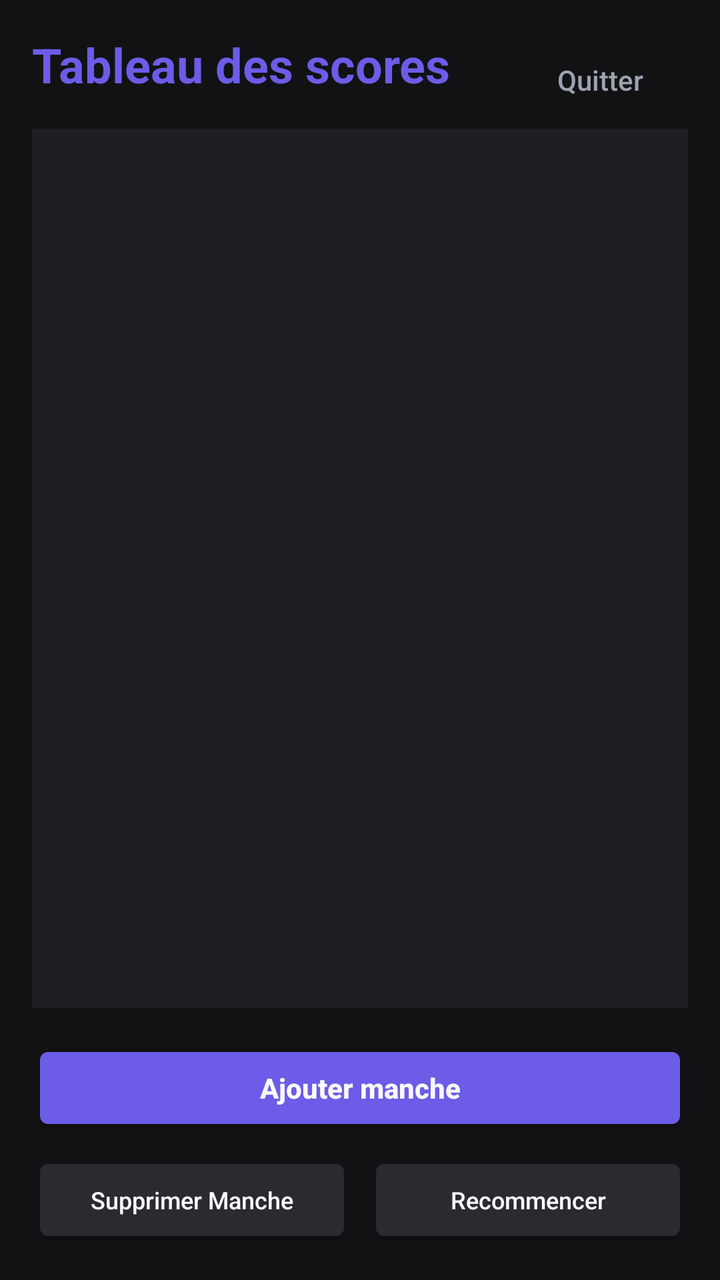
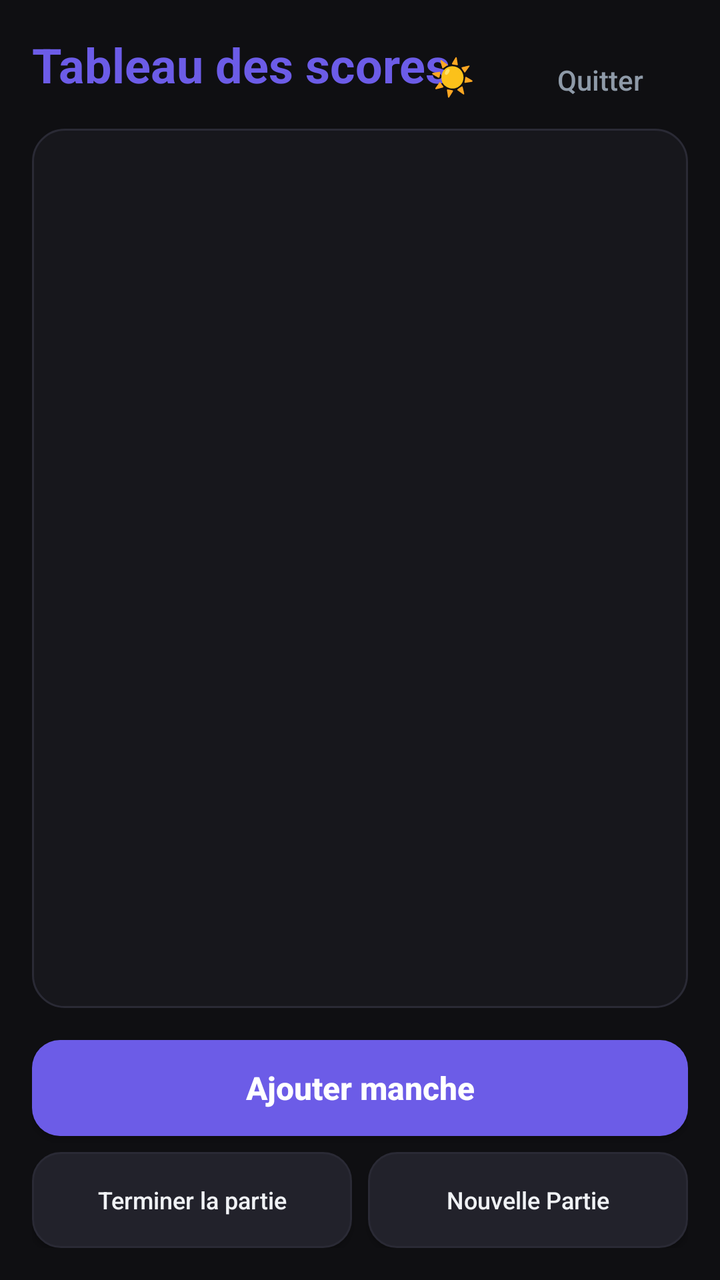

Before-and-after screenshots of an Android layout around one commit, followed by the original layout XML and the change that was made.
<!-- AndroidManifest.xml: application theme AppTheme -->
<!-- res/layout/screen_scoreboard.xml -->
<?xml version="1.0" encoding="utf-8"?>
<RelativeLayout xmlns:android="http://schemas.android.com/apk/res/android"
    android:layout_width="match_parent"
    android:layout_height="match_parent"
    android:background="@color/bg"
    android:padding="16dp">

    
    <TextView
        android:id="@+id/tv_scoreboard_title"
        android:layout_width="wrap_content"
        android:layout_height="wrap_content"
        android:text="@string/scoreboard"
        android:textSize="24sp"
        android:textStyle="bold"
        android:textColor="@color/primary"
        android:layout_alignParentTop="true"
        android:layout_alignParentStart="true"
        android:layout_marginBottom="16dp"/>

    <Button
        android:id="@+id/btn_quit_game"
        android:layout_width="wrap_content"
        android:layout_height="wrap_content"
        android:text="Quitter"
        android:textColor="@color/text_secondary"
        android:background="?android:attr/selectableItemBackground"
        android:layout_alignParentTop="true"
        android:layout_alignParentEnd="true"
        android:textSize="14sp"
        android:textAllCaps="false"/>

    
    <HorizontalScrollView
        android:id="@+id/h_scroll_table"
        android:layout_width="match_parent"
        android:layout_height="match_parent"
        android:layout_below="@id/tv_scoreboard_title"
        android:layout_above="@+id/btn_group"
        android:layout_marginBottom="16dp"
        android:background="@color/surface"
        android:padding="8dp">

        <ScrollView
            android:layout_width="wrap_content"
            android:layout_height="match_parent"
            android:fillViewport="true">

            <TableLayout
                android:id="@+id/table_scoreboard"
                android:layout_width="wrap_content"
                android:layout_height="wrap_content"
                android:divider="?android:attr/listDivider"
                android:showDividers="middle">
                
            </TableLayout>
        </ScrollView>
    </HorizontalScrollView>

    
    <LinearLayout
        android:id="@+id/btn_group"
        android:layout_width="match_parent"
        android:layout_height="wrap_content"
        android:orientation="vertical"
        android:layout_alignParentBottom="true">

        <Button
            android:id="@+id/btn_add_round"
            android:layout_width="match_parent"
            android:layout_height="wrap_content"
            android:text="@string/add_round"
            android:textColor="@color/text_primary"
            android:backgroundTint="@color/primary"
            android:layout_marginBottom="8dp"
            android:padding="12dp"
            android:textAllCaps="false"
            android:textStyle="bold"/>

        <LinearLayout
            android:layout_width="match_parent"
            android:layout_height="wrap_content"
            android:orientation="horizontal">

            <Button
                android:id="@+id/btn_delete_round"
                android:layout_width="0dp"
                android:layout_height="wrap_content"
                android:layout_weight="1"
                android:text="Supprimer Manche"
                android:textColor="@color/text_primary"
                android:backgroundTint="@color/surface_card"
                android:layout_marginEnd="4dp"
                android:padding="10dp"
                android:textSize="12sp"
                android:textAllCaps="false"/>

            <Button
                android:id="@+id/btn_reset_game"
                android:layout_width="0dp"
                android:layout_height="wrap_content"
                android:layout_weight="1"
                android:text="Recommencer"
                android:textColor="@color/text_primary"
                android:backgroundTint="@color/surface_card"
                android:layout_marginStart="4dp"
                android:padding="10dp"
                android:textSize="12sp"
                android:textAllCaps="false"/>

        </LinearLayout>
    </LinearLayout>

    
    <FrameLayout
        android:id="@+id/overlay_winner"
        android:layout_width="match_parent"
        android:layout_height="match_parent"
        android:background="#DD000000"
        android:visibility="gone"
        android:clickable="true"
        android:focusable="true">

        <LinearLayout
            android:layout_width="wrap_content"
            android:layout_height="wrap_content"
            android:layout_gravity="center"
            android:orientation="vertical"
            android:padding="24dp"
            android:background="@color/surface"
            android:gravity="center"
            android:elevation="8dp">

            <TextView
                android:layout_width="wrap_content"
                android:layout_height="wrap_content"
                android:text="🏆"
                android:textSize="64sp"
                android:layout_marginBottom="16dp"/>

            <TextView
                android:layout_width="wrap_content"
                android:layout_height="wrap_content"
                android:text="@string/game_over"
                android:textSize="24sp"
                android:textStyle="bold"
                android:textColor="@color/accent"
                android:layout_marginBottom="8dp"/>

            <TextView
                android:id="@+id/tv_winner_details"
                android:layout_width="wrap_content"
                android:layout_height="wrap_content"
                android:text="Gagnant"
                android:textColor="@color/text_primary"
                android:textSize="18sp"
                android:gravity="center"
                android:layout_marginBottom="24dp"/>

            <Button
                android:id="@+id/btn_winner_ok"
                android:layout_width="wrap_content"
                android:layout_height="wrap_content"
                android:text="Fermer"
                android:backgroundTint="@color/primary"
                android:textColor="@color/text_primary"
                android:paddingLeft="24dp"
                android:paddingRight="24dp"
                android:textAllCaps="false"/>
        </LinearLayout>
    </FrameLayout>

</RelativeLayout>
<!-- resources referenced by this layout -->
<resources>
  <color name="accent">#FF00D2D3</color>
  <color name="bg">#FF121214</color>
  <color name="primary">#FF6C5CE7</color>
  <color name="surface">#FF1F1F23</color>
  <color name="surface_card">#FF2A2A30</color>
  <color name="text_primary">#FFF9FAFB</color>
  <color name="text_secondary">#FF9CA3AF</color>
  <string name="add_round">Ajouter manche</string>
  <string name="game_over">Partie Terminée</string>
  <string name="scoreboard">Tableau des scores</string>
  <style name="AppTheme" parent="@android:style/Theme.DeviceDefault.NoActionBar">
          <item name="android:windowBackground">@color/bg</item>
          <item name="android:textColorPrimary">@color/text_primary</item>
          <item name="android:textColorSecondary">@color/text_secondary</item>
          <item name="android:colorAccent">@color/accent</item>
          <item name="android:colorPrimary">@color/primary</item>
          <item name="android:colorPrimaryDark">@color/primary_dark</item>
          <item name="android:statusBarColor">@color/bg</item>
          <item name="android:navigationBarColor">@color/bg</item>
      </style>
  <color name="primary_dark">#FF5B4BC4</color>
</resources>

<!-- the commit's change to res/layout/screen_scoreboard.xml (unified diff, before → after) -->
@@ -2,7 +2,7 @@
 <RelativeLayout xmlns:android="http://schemas.android.com/apk/res/android"
     android:layout_width="match_parent"
     android:layout_height="match_parent"
-    android:background="@color/bg"
+    android:background="?attr/themeBg"
     android:padding="16dp">
 
     
@@ -13,7 +13,7 @@
         android:text="@string/scoreboard"
         android:textSize="24sp"
         android:textStyle="bold"
-        android:textColor="@color/primary"
+        android:textColor="?attr/themePrimary"
         android:layout_alignParentTop="true"
         android:layout_alignParentStart="true"
         android:layout_marginBottom="16dp"/>
@@ -23,12 +23,27 @@
         android:layout_width="wrap_content"
         android:layout_height="wrap_content"
         android:text="Quitter"
-        android:textColor="@color/text_secondary"
+        android:textColor="?attr/themeTextSecondary"
         android:background="?android:attr/selectableItemBackground"
         android:layout_alignParentTop="true"
         android:layout_alignParentEnd="true"
         android:textSize="14sp"
         android:textAllCaps="false"/>
+
+    <Button
+        android:id="@+id/btn_theme_toggle"
+        android:layout_width="44dp"
+        android:layout_height="44dp"
+        android:text="☀️"
+        android:textSize="18sp"
+        android:background="?android:attr/selectableItemBackgroundBorderless"
+        android:layout_alignParentTop="true"
+        android:layout_toStartOf="@id/btn_quit_game"
+        android:layout_marginEnd="8dp"
+        android:minWidth="0dp"
+        android:minHeight="0dp"
+        android:padding="0dp"
+        android:contentDescription="Changer le thème"/>
 
     
     <HorizontalScrollView
@@ -38,7 +53,7 @@
         android:layout_below="@id/tv_scoreboard_title"
         android:layout_above="@+id/btn_group"
         android:layout_marginBottom="16dp"
-        android:background="@color/surface"
+        android:background="@drawable/bg_rounded_card"
         android:padding="8dp">
 
         <ScrollView
@@ -70,12 +85,13 @@
             android:layout_width="match_parent"
             android:layout_height="wrap_content"
             android:text="@string/add_round"
-            android:textColor="@color/text_primary"
-            android:backgroundTint="@color/primary"
+            android:textColor="#FFFFFFFF"
+            android:background="@drawable/bg_rounded_button_primary"
             android:layout_marginBottom="8dp"
             android:padding="12dp"
             android:textAllCaps="false"
-            android:textStyle="bold"/>
+            android:textStyle="bold"
+            android:textSize="16sp"/>
 
         <LinearLayout
             android:layout_width="match_parent"
@@ -83,26 +99,26 @@
             android:orientation="horizontal">
 
             <Button
-                android:id="@+id/btn_delete_round"
+                android:id="@+id/btn_end_game"
                 android:layout_width="0dp"
                 android:layout_height="wrap_content"
                 android:layout_weight="1"
-                android:text="Supprimer Manche"
-                android:textColor="@color/text_primary"
-                android:backgroundTint="@color/surface_card"
+                android:text="Terminer la partie"
+                android:textColor="?attr/themeTextPrimary"
+                android:background="@drawable/bg_rounded_button_secondary"
                 android:layout_marginEnd="4dp"
                 android:padding="10dp"
                 android:textSize="12sp"
                 android:textAllCaps="false"/>
 
             <Button
-                android:id="@+id/btn_reset_game"
+                android:id="@+id/btn_new_game"
                 android:layout_width="0dp"
                 android:layout_height="wrap_content"
                 android:layout_weight="1"
-                android:text="Recommencer"
-                android:textColor="@color/text_primary"
-                android:backgroundTint="@color/surface_card"
+                android:text="@string/new_game"
+                android:textColor="?attr/themeTextPrimary"
+                android:background="@drawable/bg_rounded_button_secondary"
                 android:layout_marginStart="4dp"
                 android:padding="10dp"
                 android:textSize="12sp"
@@ -127,7 +143,7 @@
             android:layout_gravity="center"
             android:orientation="vertical"
             android:padding="24dp"
-            android:background="@color/surface"
+            android:background="@drawable/bg_rounded_card"
             android:gravity="center"
             android:elevation="8dp">
 
@@ -144,7 +160,7 @@
                 android:text="@string/game_over"
                 android:textSize="24sp"
                 android:textStyle="bold"
-                android:textColor="@color/accent"
+                android:textColor="?attr/themeAccent"
                 android:layout_marginBottom="8dp"/>
 
             <TextView
@@ -152,7 +168,7 @@
                 android:layout_width="wrap_content"
                 android:layout_height="wrap_content"
                 android:text="Gagnant"
-                android:textColor="@color/text_primary"
+                android:textColor="?attr/themeTextPrimary"
                 android:textSize="18sp"
                 android:gravity="center"
                 android:layout_marginBottom="24dp"/>
@@ -162,8 +178,8 @@
                 android:layout_width="wrap_content"
                 android:layout_height="wrap_content"
                 android:text="Fermer"
-                android:backgroundTint="@color/primary"
-                android:textColor="@color/text_primary"
+                android:background="@drawable/bg_rounded_button_primary"
+                android:textColor="#FFFFFFFF"
                 android:paddingLeft="24dp"
                 android:paddingRight="24dp"
                 android:textAllCaps="false"/>
<!-- resource entries referenced after the edit -->
@@ -1,25 +1,69 @@
 <!-- resources referenced by this layout -->
 <resources>
+  <!-- drawable bg_rounded_button_primary (drawable) -->
+  <?xml version="1.0" encoding="utf-8"?>
+  <ripple xmlns:android="http://schemas.android.com/apk/res/android"
+      android:color="#40FFFFFF">
+      <item>
+          <shape>
+              <solid android:color="?attr/themePrimary" />
+              <corners android:radius="14dp" />
+          </shape>
+      </item>
+  </ripple>
+  <!-- drawable bg_rounded_button_secondary (drawable) -->
+  <?xml version="1.0" encoding="utf-8"?>
+  <ripple xmlns:android="http://schemas.android.com/apk/res/android"
+      android:color="#20FFFFFF">
+      <item>
+          <shape>
+              <solid android:color="?attr/themeSurfaceCard" />
+              <corners android:radius="14dp" />
+              <stroke android:width="1dp" android:color="?attr/themeDivider" />
+          </shape>
+      </item>
+  </ripple>
+  <!-- drawable bg_rounded_card (drawable) -->
+  <?xml version="1.0" encoding="utf-8"?>
+  <shape xmlns:android="http://schemas.android.com/apk/res/android">
+      <solid android:color="?attr/themeSurface" />
+      <corners android:radius="16dp" />
+      <stroke android:width="1dp" android:color="?attr/themeDivider" />
+  </shape>
   <color name="accent">#FF00D2D3</color>
-  <color name="bg">#FF121214</color>
+  <color name="input_bg_dark">#FF1F1F26</color>
   <color name="primary">#FF6C5CE7</color>
-  <color name="surface">#FF1F1F23</color>
-  <color name="surface_card">#FF2A2A30</color>
-  <color name="text_primary">#FFF9FAFB</color>
-  <color name="text_secondary">#FF9CA3AF</color>
   <string name="add_round">Ajouter manche</string>
   <string name="game_over">Partie Terminée</string>
+  <string name="new_game">Nouvelle Partie</string>
   <string name="scoreboard">Tableau des scores</string>
   <style name="AppTheme" parent="@android:style/Theme.DeviceDefault.NoActionBar">
-          <item name="android:windowBackground">@color/bg</item>
-          <item name="android:textColorPrimary">@color/text_primary</item>
-          <item name="android:textColorSecondary">@color/text_secondary</item>
+          <item name="themeBg">@color/bg_dark</item>
+          <item name="themeSurface">@color/surface_dark</item>
+          <item name="themeSurfaceCard">@color/card_dark</item>
+          <item name="themeTextPrimary">@color/text_primary_dark</item>
+          <item name="themeTextSecondary">@color/text_secondary_dark</item>
+          <item name="themeDivider">@color/divider_dark</item>
+          <item name="themePrimary">@color/primary</item>
+          <item name="themeAccent">@color/accent</item>
+          <item name="themeInputBg">@color/input_bg_dark</item>
+          <item name="themeInputBorder">@color/divider_dark</item>
+          <item name="themeInputBorderFocused">@color/primary</item>
+  
+          <item name="android:windowBackground">@color/bg_dark</item>
+          <item name="android:textColorPrimary">@color/text_primary_dark</item>
+          <item name="android:textColorSecondary">@color/text_secondary_dark</item>
           <item name="android:colorAccent">@color/accent</item>
           <item name="android:colorPrimary">@color/primary</item>
-          <item name="android:colorPrimaryDark">@color/primary_dark</item>
-          <item name="android:statusBarColor">@color/bg</item>
-          <item name="android:navigationBarColor">@color/bg</item>
+          <item name="android:colorPrimaryDark">@color/bg_dark</item>
+          <item name="android:statusBarColor">@color/bg_dark</item>
+          <item name="android:navigationBarColor">@color/bg_dark</item>
       </style>
-  <color name="primary_dark">#FF5B4BC4</color>
+  <color name="bg_dark">#FF0F0F12</color>
+  <color name="surface_dark">#FF17171C</color>
+  <color name="card_dark">#FF22222B</color>
+  <color name="text_primary_dark">#FFF0F2F5</color>
+  <color name="text_secondary_dark">#FF8E9AA8</color>
+  <color name="divider_dark">#FF2A2A35</color>
 </resources>
 
